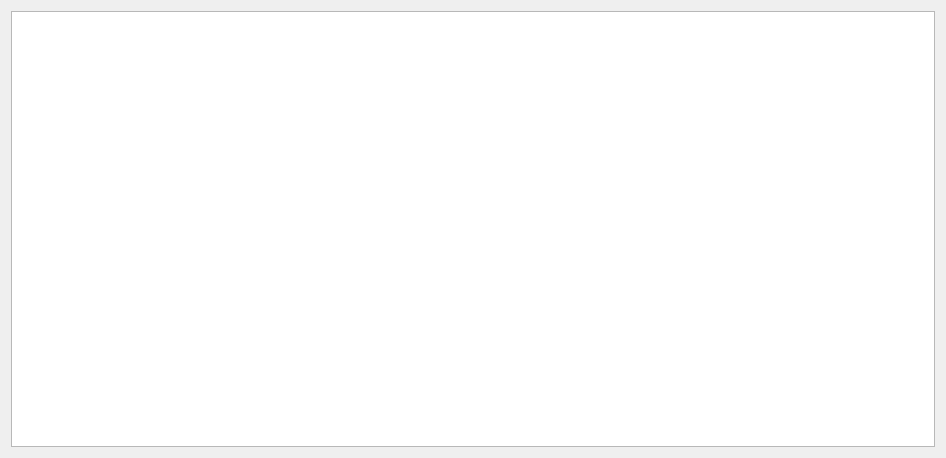
First picture: the form in src/app/mainapp/saleform.ui, repository Bodiok007/Accounting, before the edit.
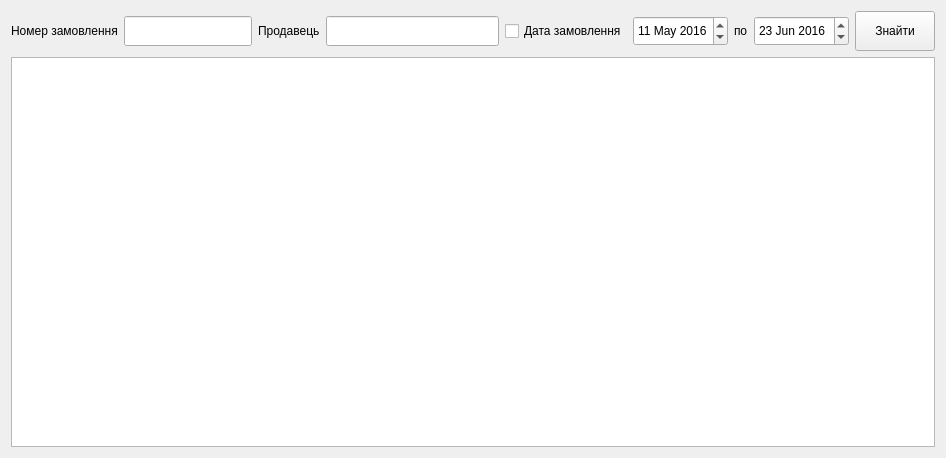
Second picture: the form after the edit. Custom widgets are drawn as their Qt base class.

Diff of the .ui file:
```diff
--- a/src/app/mainapp/saleform.ui
+++ b/src/app/mainapp/saleform.ui
@@ -14,6 +14,117 @@
    <string>Form</string>
   </property>
   <layout class="QVBoxLayout" name="verticalLayout">
+   <item>
+    <layout class="QHBoxLayout" name="horizontalLayout_4">
+     <item>
+      <layout class="QHBoxLayout" name="horizontalLayout">
+       <item>
+        <widget class="QLabel" name="label">
+         <property name="text">
+          <string>Номер замовлення</string>
+         </property>
+        </widget>
+       </item>
+       <item>
+        <widget class="QLineEdit" name="lineOrderId">
+         <property name="minimumSize">
+          <size>
+           <width>0</width>
+           <height>30</height>
+          </size>
+         </property>
+        </widget>
+       </item>
+      </layout>
+     </item>
+     <item>
+      <layout class="QHBoxLayout" name="horizontalLayout_2">
+       <item>
+        <widget class="QLabel" name="label_2">
+         <property name="text">
+          <string>Продавець</string>
+         </property>
+        </widget>
+       </item>
+       <item>
+        <widget class="QLineEdit" name="lineEmployeeName">
+         <property name="minimumSize">
+          <size>
+           <width>0</width>
+           <height>30</height>
+          </size>
+         </property>
+        </widget>
+       </item>
+      </layout>
+     </item>
+     <item>
+      <layout class="QHBoxLayout" name="horizontalLayout_3">
+       <item>
+        <widget class="QCheckBox" name="checkBoxEnableDate">
+         <property name="text">
+          <string>Дата замовлення</string>
+         </property>
+        </widget>
+       </item>
+       <item>
+        <widget class="QDateEdit" name="dateStart">
+         <property name="minimumSize">
+          <size>
+           <width>0</width>
+           <height>30</height>
+          </size>
+         </property>
+         <property name="date">
+          <date>
+           <year>2016</year>
+           <month>5</month>
+           <day>11</day>
+          </date>
+         </property>
+        </widget>
+       </item>
+       <item>
+        <widget class="QLabel" name="label_3">
+         <property name="text">
+          <string>по</string>
+         </property>
+        </widget>
+       </item>
+       <item>
+        <widget class="QDateEdit" name="dateEnd">
+         <property name="minimumSize">
+          <size>
+           <width>0</width>
+           <height>30</height>
+          </size>
+         </property>
+         <property name="date">
+          <date>
+           <year>2016</year>
+           <month>6</month>
+           <day>23</day>
+          </date>
+         </property>
+        </widget>
+       </item>
+      </layout>
+     </item>
+     <item>
+      <widget class="QPushButton" name="pushButtonSearch">
+       <property name="minimumSize">
+        <size>
+         <width>0</width>
+         <height>40</height>
+        </size>
+       </property>
+       <property name="text">
+        <string>Знайти</string>
+       </property>
+      </widget>
+     </item>
+    </layout>
+   </item>
    <item>
     <widget class="SaleTableView" name="tableProductOrder"/>
    </item>
```
